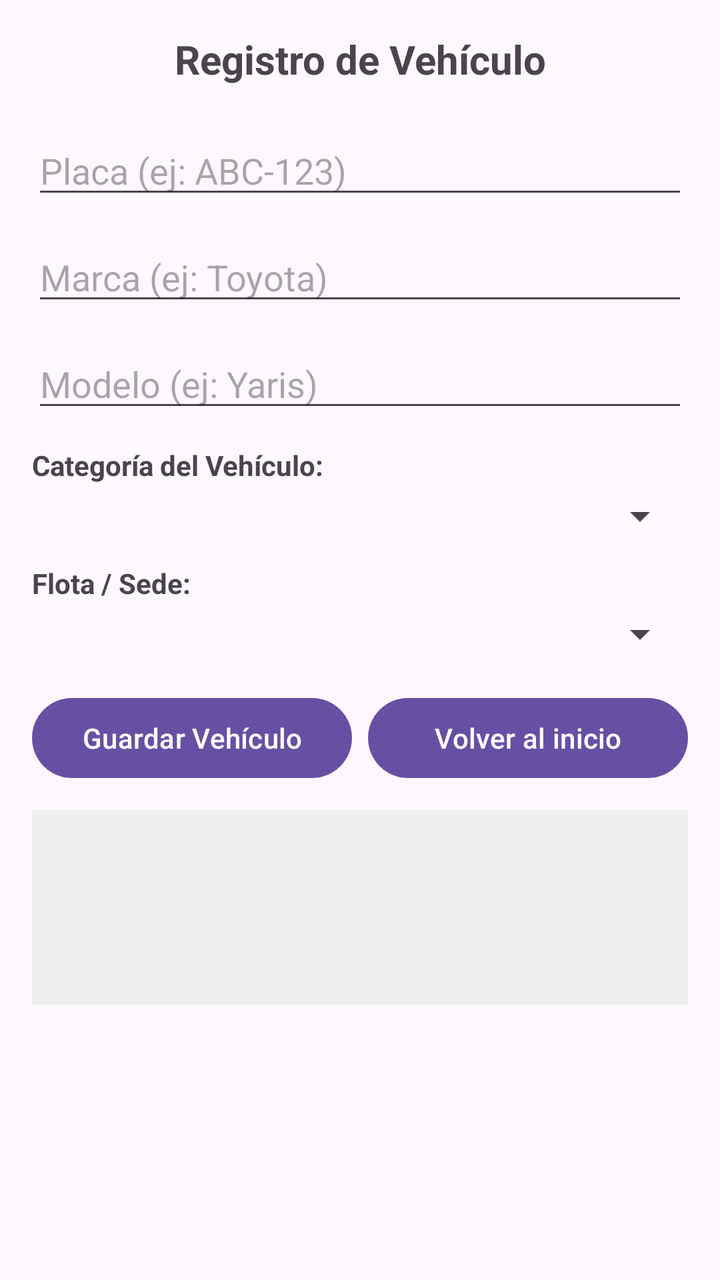
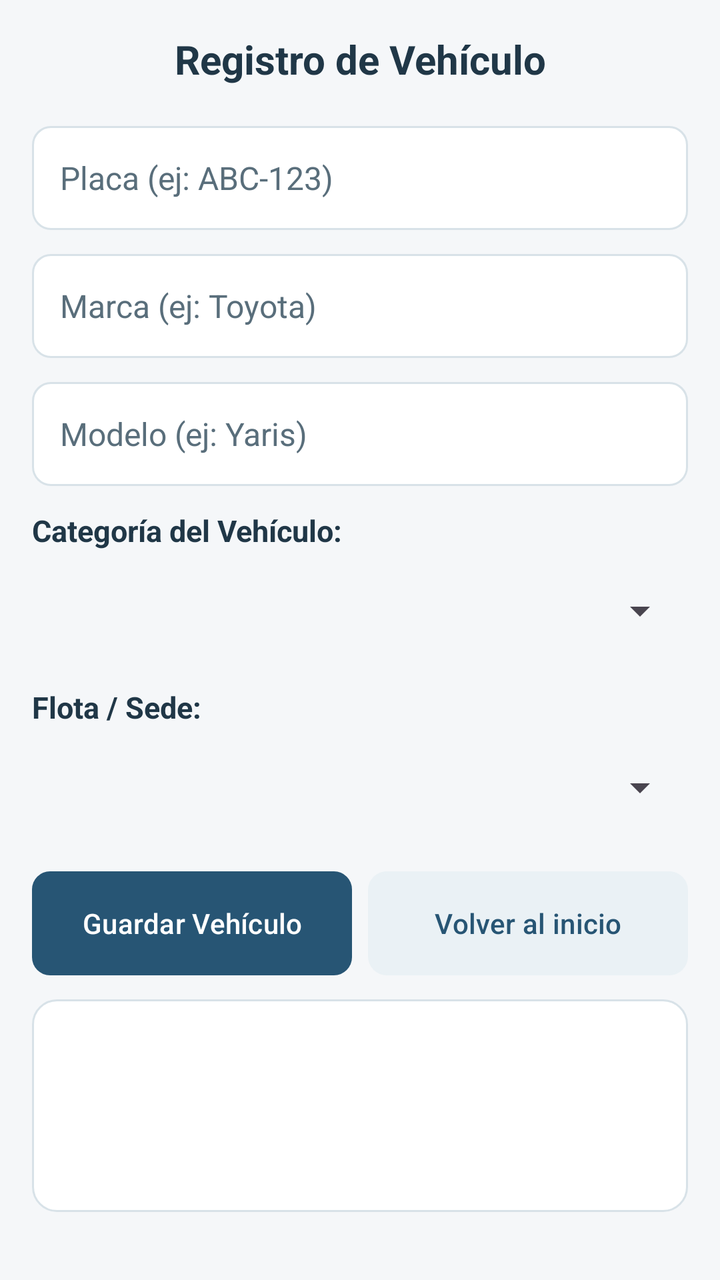

An Android layout rendered at two revisions. The XML below is the earlier revision; the diff shows what the commit changed to produce the second picture.
<!-- AndroidManifest.xml: application theme Theme.T2 -->
<!-- res/layout/activity_registro_vehiculo.xml -->
<?xml version="1.0" encoding="utf-8"?>
<ScrollView xmlns:android="http://schemas.android.com/apk/res/android"
    android:layout_width="match_parent"
    android:layout_height="match_parent"
    android:padding="16dp">

    <LinearLayout
        android:layout_width="match_parent"
        android:layout_height="wrap_content"
        android:orientation="vertical">

        <TextView
            android:id="@+id/tvTituloRegistro"
            android:layout_width="match_parent"
            android:layout_height="wrap_content"
            android:text="Registro de Vehículo"
            android:textSize="20sp"
            android:textStyle="bold"
            android:gravity="center"
            android:layout_marginBottom="20dp" />

        <EditText
            android:id="@+id/etPlaca"
            android:layout_width="match_parent"
            android:layout_height="wrap_content"
            android:hint="Placa (ej: ABC-123)"
            android:inputType="textCapCharacters"
            android:layout_marginBottom="12dp" />

        <EditText
            android:id="@+id/etMarca"
            android:layout_width="match_parent"
            android:layout_height="wrap_content"
            android:hint="Marca (ej: Toyota)"
            android:inputType="text"
            android:layout_marginBottom="12dp" />

        <EditText
            android:id="@+id/etModelo"
            android:layout_width="match_parent"
            android:layout_height="wrap_content"
            android:hint="Modelo (ej: Yaris)"
            android:inputType="text"
            android:layout_marginBottom="12dp" />

        <TextView
            android:id="@+id/tvLabelCategoria"
            android:layout_width="match_parent"
            android:layout_height="wrap_content"
            android:text="Categoría del Vehículo:"
            android:textStyle="bold"
            android:layout_marginBottom="4dp" />

        <Spinner
            android:id="@+id/spCategoriaVehiculo"
            android:layout_width="match_parent"
            android:layout_height="wrap_content"
            android:layout_marginBottom="12dp" />

        <TextView
            android:id="@+id/tvLabelFlota"
            android:layout_width="match_parent"
            android:layout_height="wrap_content"
            android:text="Flota / Sede:"
            android:textStyle="bold"
            android:layout_marginBottom="4dp" />

        <Spinner
            android:id="@+id/spFlotaVehiculo"
            android:layout_width="match_parent"
            android:layout_height="wrap_content"
            android:layout_marginBottom="16dp" />

        <LinearLayout
            android:layout_width="match_parent"
            android:layout_height="wrap_content"
            android:orientation="horizontal"
            android:baselineAligned="false"
            android:layout_marginBottom="12dp">

            <Button
                android:id="@+id/btnGuardarVehiculo"
                android:layout_width="0dp"
                android:layout_height="match_parent"
                android:layout_weight="1"
                android:layout_marginEnd="8dp"
                android:text="Guardar Vehículo" />

            <Button
                android:id="@+id/btnVolverInicio"
                android:layout_width="0dp"
                android:layout_height="match_parent"
                android:layout_weight="1"
                android:text="Volver al inicio" />
        </LinearLayout>

        <TextView
            android:id="@+id/tvCatalogoCliente"
            android:layout_width="match_parent"
            android:layout_height="wrap_content"
            android:text="Elige un vehículo disponible para reservarlo:"
            android:textSize="16sp"
            android:layout_marginBottom="12dp"
            android:visibility="gone" />

        <LinearLayout
            android:id="@+id/contenedorCatalogoCliente"
            android:layout_width="match_parent"
            android:layout_height="wrap_content"
            android:orientation="vertical"
            android:visibility="gone" />

        <TextView
            android:id="@+id/tvResultadoRegistro"
            android:layout_width="match_parent"
            android:layout_height="wrap_content"
            android:background="#EFEFEF"
            android:padding="12dp"
            android:textSize="15sp"
            android:minLines="4"
            android:focusable="false"
            android:clickable="false"
            android:cursorVisible="false" />

    </LinearLayout>
</ScrollView>
<!-- resources referenced by this layout -->
<resources>
  <style name="Base.Theme.T2" parent="Theme.Material3.DayNight.NoActionBar">
          
          
      </style>
  <!-- unchanged entries left out for length: 1 -->
</resources>

<!-- the commit's change to res/layout/activity_registro_vehiculo.xml (unified diff, before → after) -->
@@ -2,6 +2,7 @@
 <ScrollView xmlns:android="http://schemas.android.com/apk/res/android"
     android:layout_width="match_parent"
     android:layout_height="match_parent"
+    android:background="@color/app_background"
     android:padding="16dp">
 
     <LinearLayout
@@ -10,6 +11,7 @@
         android:orientation="vertical">
 
         <TextView
+            style="@style/AppTitle"
             android:id="@+id/tvTituloRegistro"
             android:layout_width="match_parent"
             android:layout_height="wrap_content"
@@ -20,6 +22,7 @@
             android:layout_marginBottom="20dp" />
 
         <EditText
+            style="@style/AppInput"
             android:id="@+id/etPlaca"
             android:layout_width="match_parent"
             android:layout_height="wrap_content"
@@ -28,6 +31,7 @@
             android:layout_marginBottom="12dp" />
 
         <EditText
+            style="@style/AppInput"
             android:id="@+id/etMarca"
             android:layout_width="match_parent"
             android:layout_height="wrap_content"
@@ -36,6 +40,7 @@
             android:layout_marginBottom="12dp" />
 
         <EditText
+            style="@style/AppInput"
             android:id="@+id/etModelo"
             android:layout_width="match_parent"
             android:layout_height="wrap_content"
@@ -44,6 +49,7 @@
             android:layout_marginBottom="12dp" />
 
         <TextView
+            style="@style/AppLabel"
             android:id="@+id/tvLabelCategoria"
             android:layout_width="match_parent"
             android:layout_height="wrap_content"
@@ -52,12 +58,14 @@
             android:layout_marginBottom="4dp" />
 
         <Spinner
+            style="@style/AppSpinner"
             android:id="@+id/spCategoriaVehiculo"
             android:layout_width="match_parent"
             android:layout_height="wrap_content"
             android:layout_marginBottom="12dp" />
 
         <TextView
+            style="@style/AppLabel"
             android:id="@+id/tvLabelFlota"
             android:layout_width="match_parent"
             android:layout_height="wrap_content"
@@ -66,6 +74,7 @@
             android:layout_marginBottom="4dp" />
 
         <Spinner
+            style="@style/AppSpinner"
             android:id="@+id/spFlotaVehiculo"
             android:layout_width="match_parent"
             android:layout_height="wrap_content"
@@ -79,6 +88,7 @@
             android:layout_marginBottom="12dp">
 
             <Button
+                style="@style/AppButton"
                 android:id="@+id/btnGuardarVehiculo"
                 android:layout_width="0dp"
                 android:layout_height="match_parent"
@@ -87,6 +97,7 @@
                 android:text="Guardar Vehículo" />
 
             <Button
+                style="@style/AppButton.Secondary"
                 android:id="@+id/btnVolverInicio"
                 android:layout_width="0dp"
                 android:layout_height="match_parent"
@@ -95,6 +106,7 @@
         </LinearLayout>
 
         <TextView
+            style="@style/AppLabel"
             android:id="@+id/tvCatalogoCliente"
             android:layout_width="match_parent"
             android:layout_height="wrap_content"
@@ -111,10 +123,11 @@
             android:visibility="gone" />
 
         <TextView
+            style="@style/AppResult"
             android:id="@+id/tvResultadoRegistro"
             android:layout_width="match_parent"
             android:layout_height="wrap_content"
-            android:background="#EFEFEF"
+            android:background="@drawable/bg_app_card"
             android:padding="12dp"
             android:textSize="15sp"
             android:minLines="4"
<!-- resource entries referenced after the edit -->
@@ -1,9 +1,101 @@
 <!-- resources referenced by this layout -->
 <resources>
+  <color name="app_background">#F5F7F9</color>
+  <!-- drawable bg_app_card (drawable) -->
+  <?xml version="1.0" encoding="utf-8"?>
+  <shape xmlns:android="http://schemas.android.com/apk/res/android">
+      <solid android:color="@color/app_surface" />
+      <corners android:radius="12dp" />
+      <stroke android:width="1dp" android:color="@color/app_border" />
+  </shape>
+  <style name="AppButton">
+          <item name="android:background">@drawable/bg_app_primary</item>
+          <item name="backgroundTint">@color/app_primary</item>
+          <item name="android:backgroundTint">@color/app_primary</item>
+          <item name="android:textColor">@color/app_on_primary</item>
+          <item name="android:textAllCaps">false</item>
+          <item name="android:textSize">14sp</item>
+          <item name="android:gravity">center</item>
+          <item name="android:minHeight">52dp</item>
+          <item name="android:padding">10dp</item>
+      </style>
+  <style name="AppButton.Secondary" parent="AppButton">
+          <item name="android:background">@drawable/bg_app_secondary</item>
+          <item name="backgroundTint">@color/app_soft</item>
+          <item name="android:backgroundTint">@color/app_soft</item>
+          <item name="android:textColor">@color/app_secondary_text</item>
+      </style>
+  <style name="AppInput">
+          <item name="android:background">@drawable/bg_app_input</item>
+          <item name="android:textColor">@color/app_text</item>
+          <item name="android:textColorHint">@color/app_muted</item>
+          <item name="android:textSize">16sp</item>
+          <item name="android:paddingStart">14dp</item>
+          <item name="android:paddingEnd">14dp</item>
+          <item name="android:paddingTop">12dp</item>
+          <item name="android:paddingBottom">12dp</item>
+          <item name="android:minHeight">52dp</item>
+      </style>
+  <style name="AppLabel">
+          <item name="android:textSize">15sp</item>
+          <item name="android:textStyle">bold</item>
+          <item name="android:textColor">@color/app_text</item>
+      </style>
+  <style name="AppResult">
+          <item name="android:background">@drawable/bg_app_card</item>
+          <item name="android:textColor">@color/app_text</item>
+          <item name="android:textSize">15sp</item>
+          <item name="android:padding">16dp</item>
+          <item name="android:lineSpacingExtra">3dp</item>
+      </style>
+  <style name="AppSpinner">
+          <item name="android:minHeight">52dp</item>
+          <item name="android:paddingStart">10dp</item>
+          <item name="android:paddingEnd">10dp</item>
+      </style>
+  <style name="AppTitle">
+          <item name="android:textSize">22sp</item>
+          <item name="android:textStyle">bold</item>
+          <item name="android:textColor">@color/app_text</item>
+          <item name="android:gravity">center</item>
+      </style>
+  <color name="app_surface">#FFFFFFFF</color>
+  <color name="app_border">#D8E2E8</color>
+  <!-- drawable bg_app_primary (drawable) -->
+  <?xml version="1.0" encoding="utf-8"?>
+  <shape xmlns:android="http://schemas.android.com/apk/res/android">
+      <solid android:color="@color/app_primary" />
+      <corners android:radius="9dp" />
+  </shape>
+  <color name="app_primary">#275574</color>
+  <color name="app_on_primary">#FFFFFFFF</color>
+  <!-- drawable bg_app_secondary (drawable) -->
+  <?xml version="1.0" encoding="utf-8"?>
+  <shape xmlns:android="http://schemas.android.com/apk/res/android">
+      <solid android:color="@color/app_soft" />
+      <corners android:radius="9dp" />
+      <stroke android:width="1dp" android:color="@color/app_border" />
+  </shape>
+  <color name="app_soft">#EAF1F5</color>
+  <color name="app_secondary_text">#275574</color>
+  <!-- drawable bg_app_input (drawable) -->
+  <?xml version="1.0" encoding="utf-8"?>
+  <shape xmlns:android="http://schemas.android.com/apk/res/android">
+      <solid android:color="@color/app_surface" />
+      <corners android:radius="9dp" />
+      <stroke android:width="1dp" android:color="@color/app_border" />
+  </shape>
+  <color name="app_text">#203747</color>
+  <color name="app_muted">#596E7B</color>
   <style name="Base.Theme.T2" parent="Theme.Material3.DayNight.NoActionBar">
-          
-          
+          <item name="colorPrimary">@color/app_primary</item>
+          <item name="colorOnPrimary">@color/app_on_primary</item>
+          <item name="colorSurface">@color/app_surface</item>
+          <item name="colorOnSurface">@color/app_text</item>
+          <item name="android:statusBarColor">@color/app_primary_dark</item>
+          <item name="android:windowLightStatusBar">true</item>
       </style>
+  <color name="app_primary_dark">#1B3C53</color>
   <!-- unchanged entries left out for length: 1 -->
 </resources>
 
